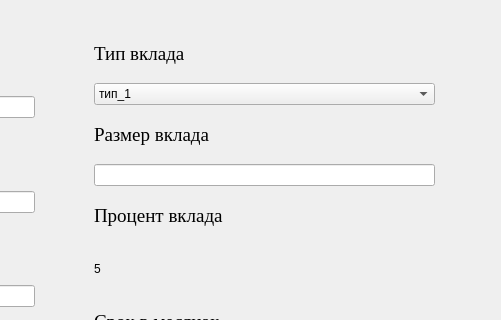
This is Ui/Добавление вклада.ui in notprogamer3/PractiseProject as Qt 5 draws it before an edit; both pictures show x 346 to 847 and y 0 to 320 of the 847 by 655 pixel window. The edited form follows.
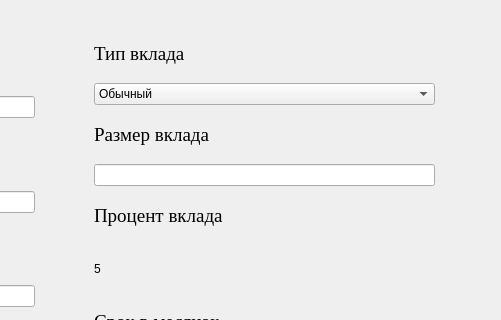
This is the edited form.

```diff
--- a/Ui/Добавление вклада.ui
+++ b/Ui/Добавление вклада.ui
@@ -175,7 +175,7 @@
       <widget class="QComboBox" name="TypeOption">
        <item>
         <property name="text">
-         <string>тип_1</string>
+         <string>Обычный</string>
         </property>
        </item>
        <item>
```
Left out of the diff: 2 changed lines with no effect on the pictures.
